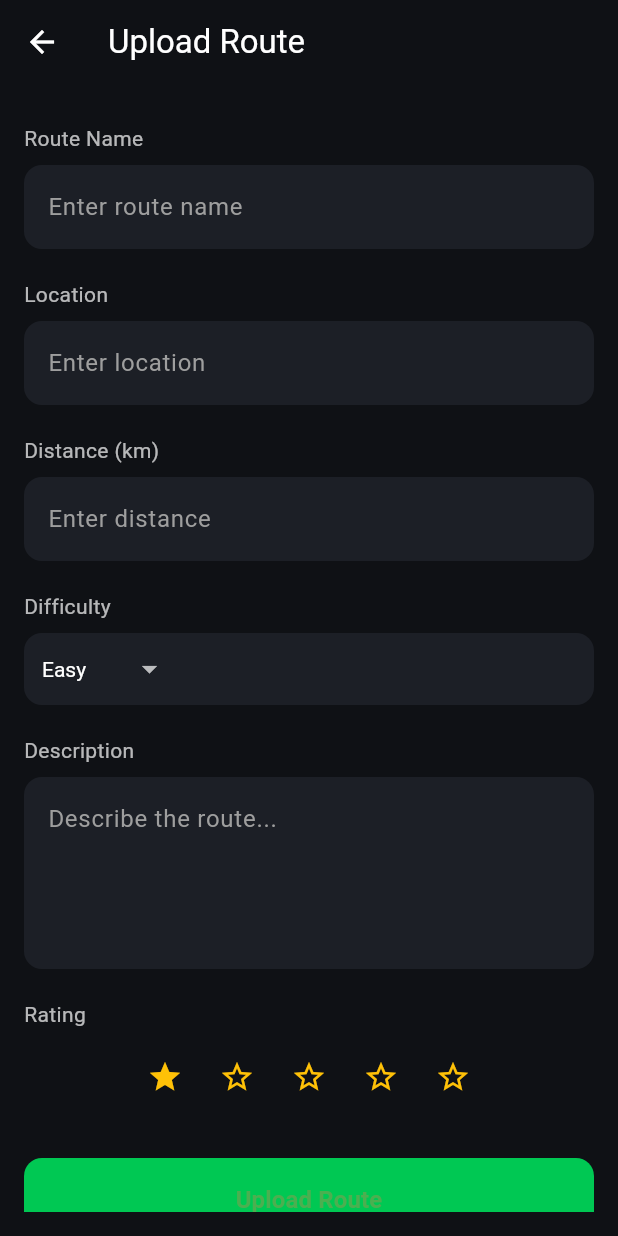
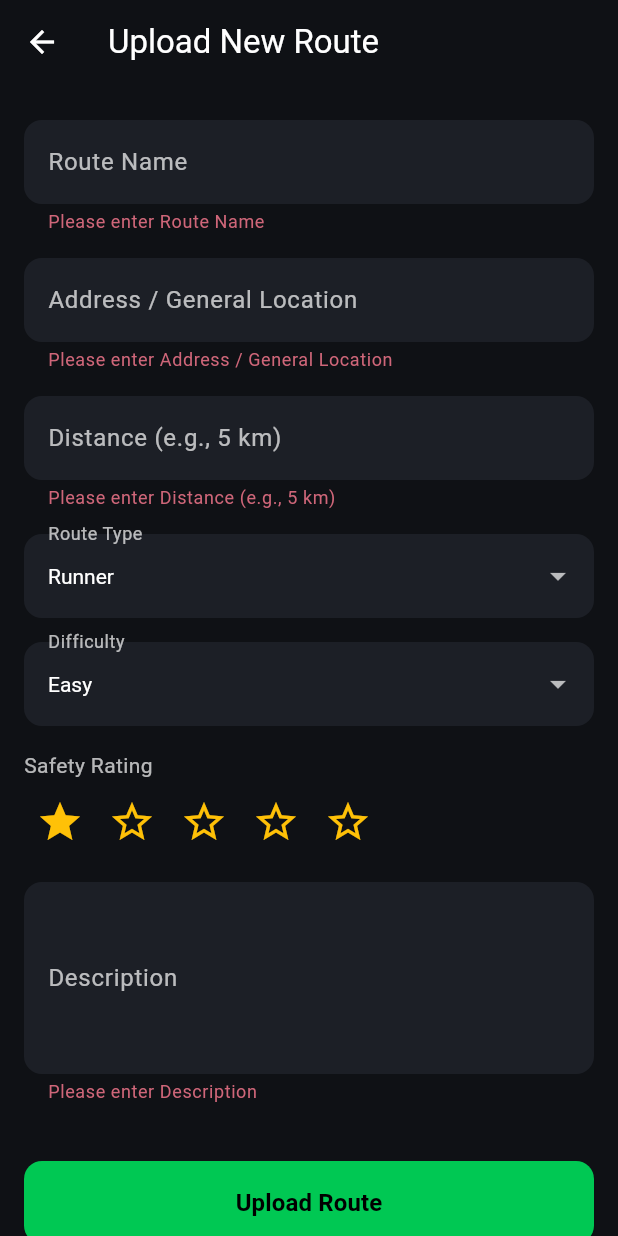
Before and after one commit to kalviumcommunity/S69_Map_Go, a Flutter app: the UploadRoutePage screen opened directly, after a tap on the "star border" icon, after a tap on "Upload Route", on a phone screen of 412 x 824 dp. Run offline on Flutter 3.47's test engine with Material 3 defaults, Android fonts, the phone set to English and light mode, and no system bars; our stand-ins replace cloud_firestore, firebase_auth, firebase_core, firebase_storage, geolocator, google_maps_flutter and 2 more; accounts and stored records are empty.

Commit message:
route upload functionality added

```diff
--- a/map_go/lib/main.dart
+++ b/map_go/lib/main.dart
@@ -1,3 +1,4 @@
+import 'package:cloud_firestore/cloud_firestore.dart';
 import 'package:firebase_core/firebase_core.dart';
 import 'package:flutter/material.dart';
 import 'package:map_go/screens/auth_wrapper.dart';
@@ -5,6 +6,10 @@ import 'package:map_go/screens/auth_wrapper.dart';
 void main() async {
   WidgetsFlutterBinding.ensureInitialized();
   await Firebase.initializeApp();
+  FirebaseFirestore.instance.settings = const Settings(
+    persistenceEnabled: true,
+    cacheSizeBytes: Settings.CACHE_SIZE_UNLIMITED,
+  );
   runApp(const MainApp());
 }
 
--- a/map_go/lib/screens/home_page.dart
+++ b/map_go/lib/screens/home_page.dart
@@ -20,8 +20,6 @@ class HomePage extends StatefulWidget {
 }
 
 class _HomePageState extends State<HomePage> {
-
-  GoogleMapController? _mapController;
   Position? _currentPosition;
   final Set<Marker> _markers = {};
 
@@ -251,9 +249,6 @@ class _HomePageState extends State<HomePage> {
                   child: _currentPosition == null
                       ? const Center(child: CircularProgressIndicator())
                       : GoogleMap(
-                          onMapCreated: (controller) {
-                            _mapController = controller;
-                          },
                           initialCameraPosition: CameraPosition(
                             target: LatLng(
                               _currentPosition!.latitude,
--- a/map_go/lib/screens/upload_route_page.dart
+++ b/map_go/lib/screens/upload_route_page.dart
@@ -1,3 +1,5 @@
+import 'package:cloud_firestore/cloud_firestore.dart';
+import 'package:firebase_auth/firebase_auth.dart';
 import 'package:flutter/material.dart';
 
 class UploadRoutePage extends StatefulWidget {
@@ -8,14 +10,61 @@ class UploadRoutePage extends StatefulWidget {
 }
 
 class _UploadRoutePageState extends State<UploadRoutePage> {
+  final _formKey = GlobalKey<FormState>();
 
-  final TextEditingController nameController = TextEditingController();
-  final TextEditingController locationController = TextEditingController();
-  final TextEditingController distanceController = TextEditingController();
-  final TextEditingController descriptionController = TextEditingController();
+  final nameController = TextEditingController();
+  final addressController = TextEditingController();
+  final distanceController = TextEditingController();
+  final descriptionController = TextEditingController();
 
+  String routeType = "Runner";
   String difficulty = "Easy";
-  int rating = 0;
+  int safetyRating = 0;
+  bool _isUploading = false;
+
+  Future<void> _uploadRoute() async {
+    if (!_formKey.currentState!.validate()) return;
+
+    setState(() => _isUploading = true);
+
+    try {
+      final user = FirebaseAuth.instance.currentUser;
+      if (user == null) throw Exception("You must be logged in to upload a route.");
+
+      final Map<String, dynamic> data = {
+        'name': nameController.text.trim(),
+        'address': addressController.text.trim(),
+        'distance': distanceController.text.trim(),
+        'description': descriptionController.text.trim(),
+        'routeType': routeType,
+        'difficulty': difficulty,
+        'safetyRating': safetyRating,
+        'createdBy': user.displayName ?? 'Anonymous',
+        'createdAt': FieldValue.serverTimestamp(),
+        'reviews': [],
+        'photos': [],
+      };
+
+      await FirebaseFirestore.instance
+          .collection('routes')
+          .add(data);
+
+      if (mounted) {
+        ScaffoldMessenger.of(context).showSnackBar(
+          const SnackBar(content: Text('Route uploaded successfully!')),
+        );
+        Navigator.of(context).pop();
+      }
+    } catch (e) {
+      if (mounted) {
+        ScaffoldMessenger.of(context).showSnackBar(
+          SnackBar(content: Text('Failed to upload route: ${e.toString()}')),
+        );
+      }
+    } finally {
+      if (mounted) setState(() => _isUploading = false);
+    }
+  }
 
   @override
   Widget build(BuildContext context) {
@@ -24,82 +73,34 @@ class _UploadRoutePageState extends State<UploadRoutePage> {
       appBar: AppBar(
         backgroundColor: const Color(0xFF0F1115),
         elevation: 0,
-        title: const Text("Upload Route"),
+        title: const Text("Upload New Route"),
       ),
-      body: Padding(
+      body: Form(
+        key: _formKey,
+        child: ListView(
           padding: const EdgeInsets.all(16),
-        child: ListView(
           children: [
-
-            const SizedBox(height: 10),
-
-            const Text(
-              "Route Name",
-              style: TextStyle(color: Colors.white70),
+            _buildTextField(nameController, "Route Name"),
+            _buildTextField(addressController, "Address / General Location"),
+            _buildTextField(distanceController, "Distance (e.g., 5 km)"),
+            _buildDropdown<String>(
+              label: "Route Type",
+              value: routeType,
+              items: ["Runner", "Cyclist", "Both"],
+              onChanged: (value) => setState(() => routeType = value!),
             ),
-
-            const SizedBox(height: 8),
-
-            _inputField(nameController, "Enter route name"),
-
-            const SizedBox(height: 20),
-
-            const Text(
-              "Location",
-              style: TextStyle(color: Colors.white70),
+            _buildDropdown<String>(
+              label: "Difficulty",
+              value: difficulty,
+              items: ["Easy", "Moderate", "Hard"],
+              onChanged: (value) => setState(() => difficulty = value!),
             ),
-
-            const SizedBox(height: 8),
-
-            _inputField(locationController, "Enter location"),
-
-            const SizedBox(height: 20),
-
-            const Text(
-              "Distance (km)",
-              style: TextStyle(color: Colors.white70),
-            ),
-
-            const SizedBox(height: 8),
-
-            _inputField(distanceController, "Enter distance"),
-
-            const SizedBox(height: 20),
-
-            const Text(
-              "Difficulty",
-              style: TextStyle(color: Colors.white70),
-            ),
-
-            const SizedBox(height: 8),
-
-            _difficultyDropdown(),
-
-            const SizedBox(height: 20),
-
-            const Text(
-              "Description",
-              style: TextStyle(color: Colors.white70),
-            ),
-
-            const SizedBox(height: 8),
-
-            _descriptionField(),
-
-            const SizedBox(height: 20),
-
-            const Text(
-              "Rating",
-              style: TextStyle(color: Colors.white70),
-            ),
-
-            const SizedBox(height: 8),
-
-            _ratingBar(),
-
+            _buildRatingBar(),
+            _buildTextField(descriptionController, "Description", maxLines: 4),
             const SizedBox(height: 30),
-
-            ElevatedButton(
+            _isUploading
+                ? const Center(child: CircularProgressIndicator())
+                : ElevatedButton(
                     style: ElevatedButton.styleFrom(
                       backgroundColor: const Color(0xFF00C853),
                       padding: const EdgeInsets.symmetric(vertical: 16),
@@ -107,31 +108,33 @@ class _UploadRoutePageState extends State<UploadRoutePage> {
                         borderRadius: BorderRadius.circular(12),
                       ),
                     ),
-              onPressed: () {
-                // Later we connect to Firebase / database
-                print("Route Uploaded");
-              },
+                    onPressed: _uploadRoute,
                     child: const Text(
                       "Upload Route",
                       style: TextStyle(
                         fontSize: 16,
                         fontWeight: FontWeight.bold,
+                        color: Colors.black,
                       ),
                     ),
-            )
+                  ),
           ],
         ),
       ),
     );
   }
 
-  Widget _inputField(TextEditingController controller, String hint) {
-    return TextField(
+  Widget _buildTextField(TextEditingController controller, String label,
+      {int maxLines = 1}) {
+    return Padding(
+      padding: const EdgeInsets.symmetric(vertical: 8.0),
+      child: TextFormField(
         controller: controller,
+        maxLines: maxLines,
         style: const TextStyle(color: Colors.white),
         decoration: InputDecoration(
-        hintText: hint,
-        hintStyle: const TextStyle(color: Colors.grey),
+          labelText: label,
+          labelStyle: const TextStyle(color: Colors.white70),
           filled: true,
           fillColor: const Color(0xFF1C1F26),
           border: OutlineInputBorder(
@@ -139,17 +142,35 @@ class _UploadRoutePageState extends State<UploadRoutePage> {
             borderSide: BorderSide.none,
           ),
         ),
+        validator: (value) {
+          if (value == null || value.trim().isEmpty) {
+            return 'Please enter $label';
+          }
+          return null;
+        },
+      ),
     );
   }
 
-  Widget _descriptionField() {
-    return TextField(
-      controller: descriptionController,
-      maxLines: 4,
-      style: const TextStyle(color: Colors.white),
+  Widget _buildDropdown<T>(
+      {required String label,
+      required T value,
+      required List<T> items,
+      required ValueChanged<T?> onChanged}) {
+    return Padding(
+      padding: const EdgeInsets.symmetric(vertical: 8.0),
+      child: DropdownButtonFormField<T>(
+        value: value,
+        items: items.map((T item) {
+          return DropdownMenuItem<T>(
+            value: item,
+            child: Text(item.toString()),
+          );
+        }).toList(),
+        onChanged: onChanged,
         decoration: InputDecoration(
-        hintText: "Describe the route...",
-        hintStyle: const TextStyle(color: Colors.grey),
+          labelText: label,
+          labelStyle: const TextStyle(color: Colors.white70),
           filled: true,
           fillColor: const Color(0xFF1C1F26),
           border: OutlineInputBorder(
@@ -157,54 +178,36 @@ class _UploadRoutePageState extends State<UploadRoutePage> {
             borderSide: BorderSide.none,
           ),
         ),
-    );
-  }
-
-  Widget _difficultyDropdown() {
-    return Container(
-      padding: const EdgeInsets.symmetric(horizontal: 12),
-      decoration: BoxDecoration(
-        color: const Color(0xFF1C1F26),
-        borderRadius: BorderRadius.circular(12),
-      ),
-      child: DropdownButton(
         dropdownColor: const Color(0xFF1C1F26),
-        value: difficulty,
-        underline: const SizedBox(),
         style: const TextStyle(color: Colors.white),
-        items: ["Easy", "Moderate", "Hard"]
-            .map(
-              (e) => DropdownMenuItem(
-                value: e,
-                child: Text(e),
-              ),
-            )
-            .toList(),
-        onChanged: (value) {
-          setState(() {
-            difficulty = value!;
-          });
-        },
       ),
     );
   }
 
-  Widget _ratingBar() {
-    return Row(
-      mainAxisAlignment: MainAxisAlignment.center,
+  Widget _buildRatingBar() {
+    return Padding(
+      padding: const EdgeInsets.symmetric(vertical: 8.0),
+      child: Column(
+        crossAxisAlignment: CrossAxisAlignment.start,
+        children: [
+          const Text("Safety Rating", style: TextStyle(color: Colors.white70)),
+          const SizedBox(height: 4),
+          Row(
             children: List.generate(5, (index) {
               return IconButton(
-          onPressed: () {
-            setState(() {
-              rating = index + 1;
-            });
-          },
+                padding: EdgeInsets.zero,
+                constraints: const BoxConstraints(),
+                onPressed: () => setState(() => safetyRating = index + 1),
                 icon: Icon(
-            index < rating ? Icons.star : Icons.star_border,
+                  index < safetyRating ? Icons.star : Icons.star_border,
                   color: Colors.amber,
+                  size: 32,
                 ),
               );
             }),
+          ),
+        ],
+      ),
     );
   }
 }
```
Also changed, not shown: map_go/lib/screens/route_detail_page.dart (+231 -95 lines). Lines whose indentation alone changed are shown as unchanged.
